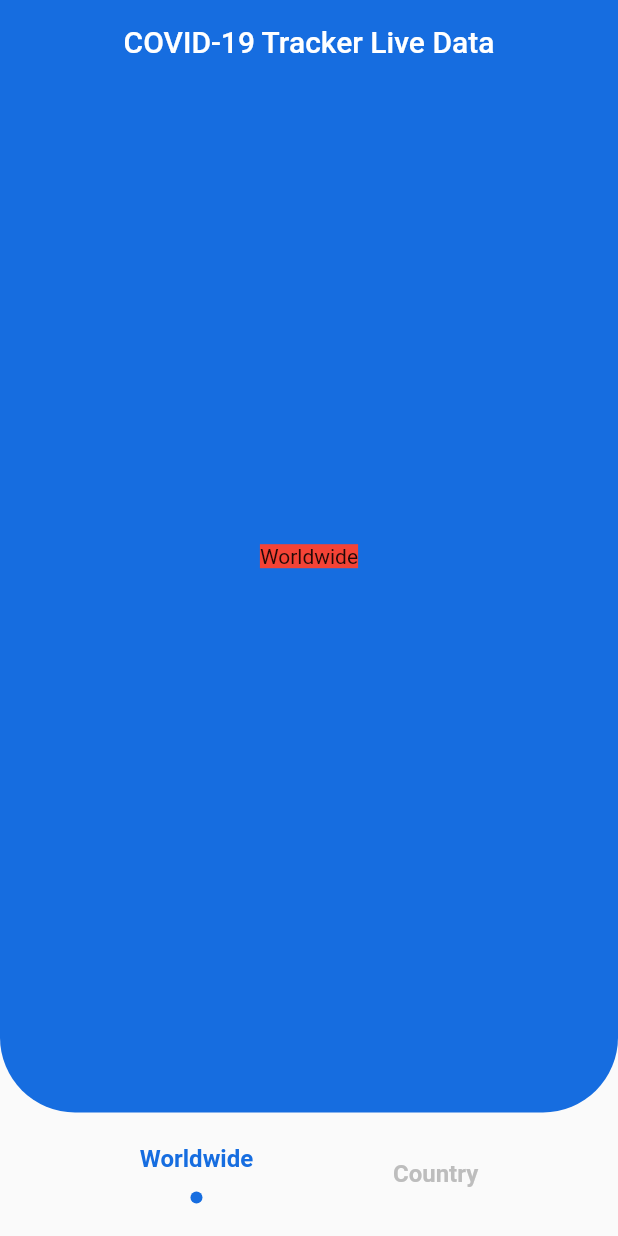
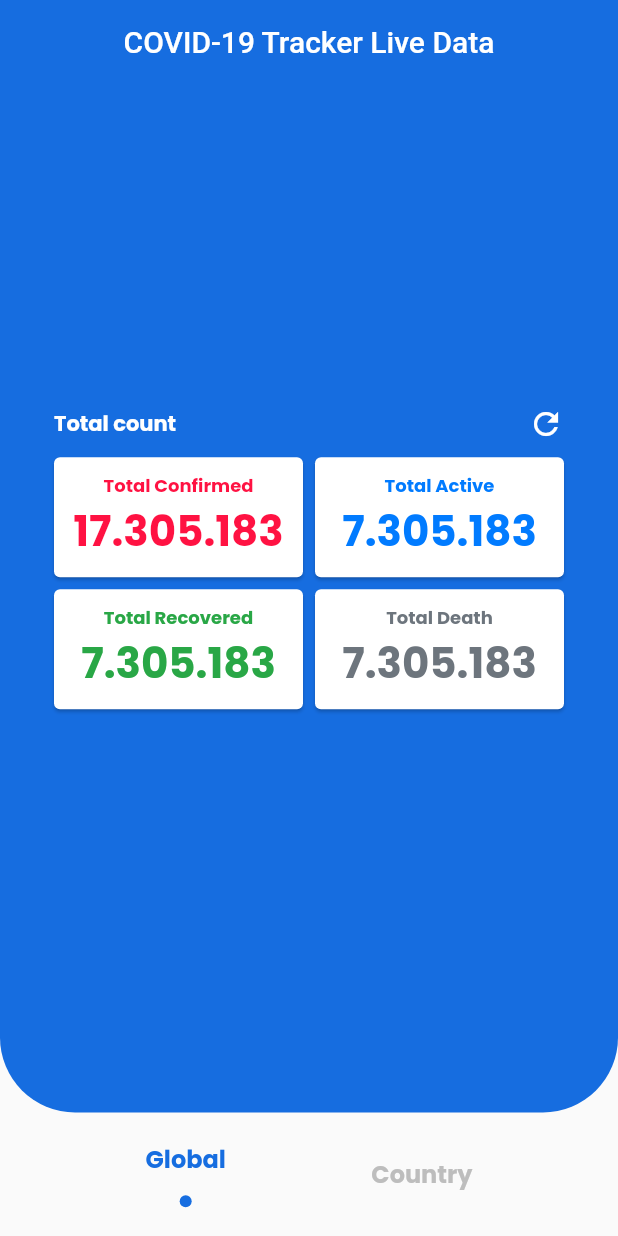
Before and after one commit to gerfagerfa/covid_19_live_tracker, a Flutter app: the screen it shows after launch, on a phone screen of 412 x 824 dp. Run offline on Flutter 3.47's test engine with Material 2 defaults, Android fonts, the phone set to English and light mode, and no system bars; our stand-ins replace google_fonts.

Commit message:
first commit

```diff
--- a/lib/main.dart
+++ b/lib/main.dart
@@ -1,5 +1,6 @@
 import 'package:flutter/material.dart';
 import 'package:covid_19_live_tracker/ui/tracker.dart';
+import 'package:google_fonts/google_fonts.dart';
 
 void main() {
   runApp(MyApp());
@@ -13,6 +14,7 @@ class MyApp extends StatelessWidget {
       theme: ThemeData(
         primarySwatch: Colors.blue,
         visualDensity: VisualDensity.adaptivePlatformDensity,
+        textTheme: GoogleFonts.poppinsTextTheme(),
       ),
       debugShowCheckedModeBanner: false,
       home: Tracker(),
--- /dev/null
+++ b/lib/ui/global.dart
@@ -0,0 +1,121 @@
+import 'package:flutter/material.dart';
+
+class Global extends StatefulWidget {
+  @override
+  _GlobalState createState() => _GlobalState();
+}
+
+class _GlobalState extends State<Global> {
+  @override
+  Widget build(BuildContext context) {
+    return Column(
+      mainAxisAlignment: MainAxisAlignment.center,
+      children: <Widget>[
+
+        Padding(
+          padding: EdgeInsets.symmetric(horizontal: 4, vertical: 6),
+          child: Row(
+            mainAxisAlignment: MainAxisAlignment.spaceBetween,
+            children: <Widget>[
+
+              Text(
+                "Total count",
+                style: TextStyle(
+                  color: Colors.white,
+                  fontWeight: FontWeight.bold,
+                  fontSize: 14,
+                ),
+              ),
+
+              GestureDetector(
+                onTap: () {
+                  print("reload");
+                },
+                child: Icon(
+                  Icons.refresh,
+                  color: Colors.white,
+                ),
+              ),
+
+            ],
+          ),
+        ),
+
+        Row(
+          mainAxisAlignment: MainAxisAlignment.spaceEvenly,
+          children: <Widget>[
+
+            buildCard(
+              "Total Confirmed",
+              "17.305.183",
+              Color(0xFFFF1242)
+            ),
+
+            buildCard(
+              "Total Active",
+              "7.305.183",
+              Color(0xFF017BFF)
+            ),
+
+          ],
+        ),
+
+        Row(
+          mainAxisAlignment: MainAxisAlignment.spaceEvenly,
+          children: <Widget>[
+
+            buildCard(
+              "Total Recovered",
+              "7.305.183",
+              Color(0xFF29A746)
+            ),
+
+            buildCard(
+              "Total Death",
+              "7.305.183",
+              Color(0xFF6D757D)
+            ),
+
+          ],
+        ),
+
+      ],
+    );
+  }
+
+  Widget buildCard(String title, String count, Color color){
+    return Expanded(
+      child: Card(
+        elevation: 1,
+        child: Container(
+          height: 80,
+          child: Column(
+            mainAxisAlignment: MainAxisAlignment.center,
+            children: <Widget>[
+
+              Text(
+                title,
+                style: TextStyle(
+                  color: color,
+                  fontWeight: FontWeight.bold,
+                  fontSize: 12,
+                ),
+              ),
+
+              Text(
+                count,
+                style: TextStyle(
+                  color: color,
+                  fontWeight: FontWeight.bold,
+                  fontSize: 28,
+                ),
+              ),
+
+            ],
+          ),
+        ),
+      ),
+    );
+  }
+
+}
--- a/lib/ui/tracker.dart
+++ b/lib/ui/tracker.dart
@@ -1,11 +1,11 @@
 import 'package:flutter/material.dart';
 import 'package:covid_19_live_tracker/utils/constants.dart';
 import 'package:covid_19_live_tracker/ui/navigation_option.dart';
-import 'package:covid_19_live_tracker/ui/worldwide.dart';
+import 'package:covid_19_live_tracker/ui/global.dart';
 import 'package:covid_19_live_tracker/ui/country.dart';
 
 enum NavigationStatus {
-  WORLDWIDE,
+  GLOBAL,
   COUNTRY,
 }
 
@@ -15,7 +15,7 @@ class Tracker extends StatefulWidget {
 }
 
 class _TrackerState extends State<Tracker> {
-  NavigationStatus navigationStatus = NavigationStatus.WORLDWIDE;
+  NavigationStatus navigationStatus = NavigationStatus.GLOBAL;
 
   @override
   Widget build(BuildContext context) {
@@ -28,7 +28,7 @@ class _TrackerState extends State<Tracker> {
         backgroundColor: Colors.transparent,
         elevation: 0,
         title: Text(
-          "COVID-19 Tracker Live Data"
+          "COVID-19 Tracker Live Data",
         ),
         centerTitle: true,
       ),
@@ -38,6 +38,7 @@ class _TrackerState extends State<Tracker> {
 
           Container(
             height: size.height * 0.9,
+            padding: EdgeInsets.all(32),
             decoration: BoxDecoration(
               color: kPrimaryColor,
               borderRadius: BorderRadius.only(
@@ -47,7 +48,7 @@ class _TrackerState extends State<Tracker> {
             ),
             child: AnimatedSwitcher(
               duration: Duration(milliseconds: 250),
-              child: navigationStatus == NavigationStatus.WORLDWIDE ? Worldwide() : Country(),
+              child: navigationStatus == NavigationStatus.GLOBAL ? Global() : Country(),
             ),
           ),
 
@@ -58,11 +59,11 @@ class _TrackerState extends State<Tracker> {
               children: <Widget>[
 
                 NavigationOption(
-                  title: "Worldwide",
-                  selected: navigationStatus == NavigationStatus.WORLDWIDE,
+                  title: "Global",
+                  selected: navigationStatus == NavigationStatus.GLOBAL,
                   onSelected: () {
                     setState(() {
-                      navigationStatus = NavigationStatus.WORLDWIDE;
+                      navigationStatus = NavigationStatus.GLOBAL;
 
                     });
                   },
--- a/lib/ui/worldwide.dart
+++ /dev/null
@@ -1,16 +0,0 @@
-import 'package:flutter/material.dart';
-
-class Worldwide extends StatefulWidget {
-  @override
-  _WorldwideState createState() => _WorldwideState();
-}
-
-class _WorldwideState extends State<Worldwide> {
-  @override
-  Widget build(BuildContext context) {
-    return Container(
-      color: Colors.red,
-      child: Text("Worldwide"),
-    );
-  }
-}
--- a/pubspec.yaml
+++ b/pubspec.yaml
@@ -28,6 +28,7 @@ dependencies:
   # The following adds the Cupertino Icons font to your application.
   # Use with the CupertinoIcons class for iOS style icons.
   cupertino_icons: ^0.1.3
+  google_fonts: ^1.1.0
 
 dev_dependencies:
   flutter_test:
@@ -45,8 +46,8 @@ flutter:
   uses-material-design: true
 
   # To add assets to your application, add an assets section, like this:
-  # assets:
-  #   - images/a_dot_burr.jpeg
+  assets:
+    - assets/icons/
   #   - images/a_dot_ham.jpeg
 
   # An image asset can refer to one or more resolution-specific "variants", see
```
Also changed, not shown: assets/icons/confirmed.png (added), assets/icons/death.png (added), assets/icons/recovered.png (added), pubspec.lock.
